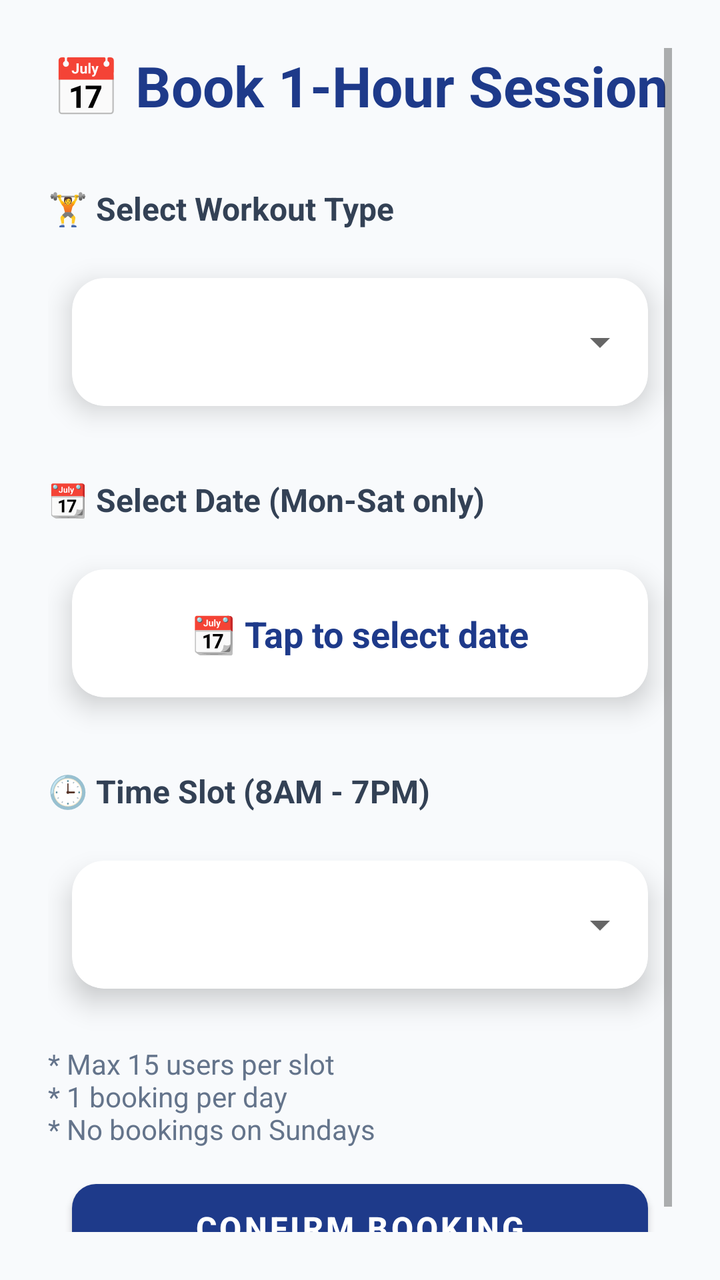
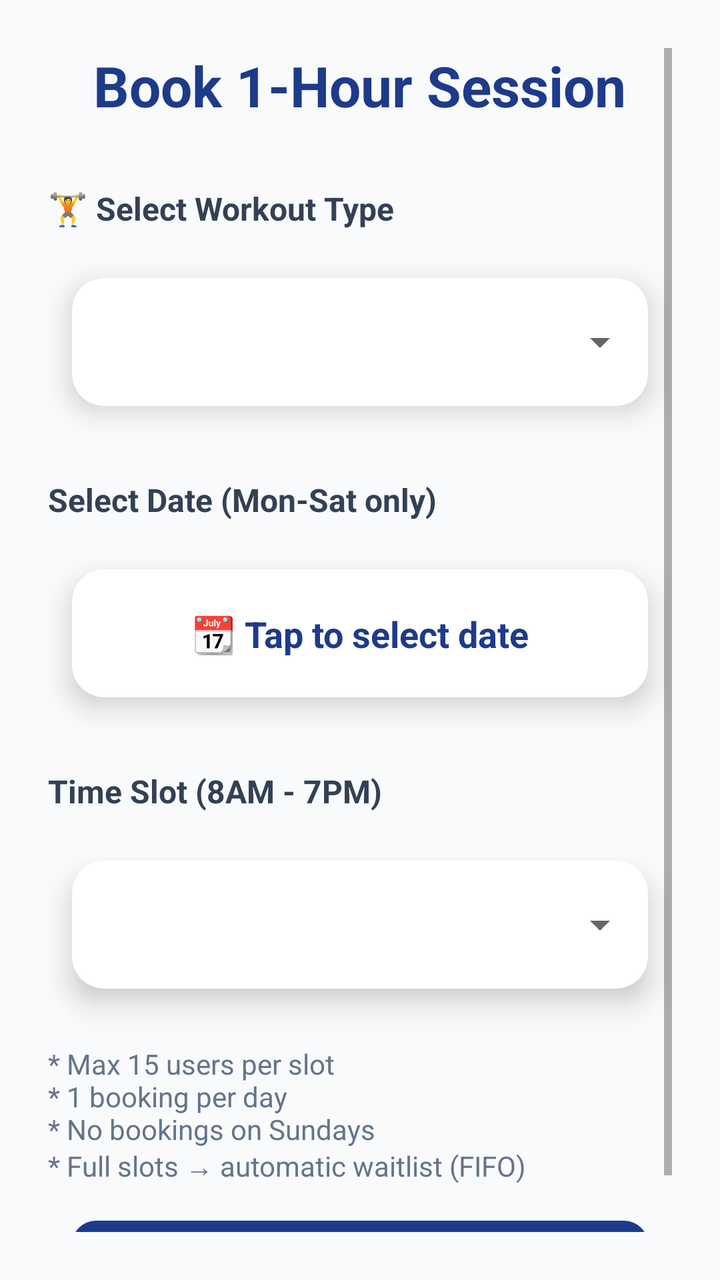

Before-and-after screenshots of an Android layout around one commit, followed by the original layout XML and the change that was made.
<!-- AndroidManifest.xml: application theme Theme.SpotterMobile -->
<!-- res/layout/activity_booking.xml -->
<?xml version="1.0" encoding="utf-8"?>
<ScrollView xmlns:android="http://schemas.android.com/apk/res/android"
    xmlns:app="http://schemas.android.com/apk/res-auto"
    android:layout_width="match_parent"
    android:layout_height="match_parent"
    android:background="@color/light_gray"
    android:padding="24dp">

    <LinearLayout
        android:layout_width="match_parent"
        android:layout_height="wrap_content"
        android:orientation="vertical">

        
        <TextView
            android:layout_width="wrap_content"
            android:layout_height="wrap_content"
            android:layout_gravity="center"
            android:layout_marginBottom="32dp"
            android:text="📅 Book 1-Hour Session"
            android:textColor="@color/primary_blue"
            android:textSize="28sp"
            android:textStyle="bold" />

        
        <TextView
            android:layout_width="wrap_content"
            android:layout_height="wrap_content"
            android:layout_marginBottom="12dp"
            android:text="🏋 Select Workout Type"
            android:textColor="@color/dark_gray"
            android:textSize="16sp"
            android:textStyle="bold" />

        
        <androidx.cardview.widget.CardView
            android:layout_width="match_parent"
            android:layout_height="wrap_content"
            style="@style/GymCard"
            app:cardBackgroundColor="@color/white">

            <Spinner
                android:id="@+id/spinnerWorkout"
                android:layout_width="match_parent"
                android:layout_height="64dp"
                android:padding="20dp" />

        </androidx.cardview.widget.CardView>

        
        <TextView
            android:layout_width="wrap_content"
            android:layout_height="wrap_content"
            android:layout_marginTop="24dp"
            android:layout_marginBottom="12dp"
            android:text="📆 Select Date (Mon-Sat only)"
            android:textColor="@color/dark_gray"
            android:textSize="16sp"
            android:textStyle="bold" />

        
        <androidx.cardview.widget.CardView
            android:id="@+id/cardDatePicker"
            android:layout_width="match_parent"
            android:layout_height="wrap_content"
            style="@style/GymCard"
            android:clickable="true"
            android:focusable="true"
            android:foreground="?attr/selectableItemBackground"
            app:cardBackgroundColor="@color/white">

            <TextView
                android:id="@+id/tvSelectedDate"
                android:layout_width="match_parent"
                android:layout_height="64dp"
                android:gravity="center"
                android:padding="20dp"
                android:text="📆 Tap to select date"
                android:textColor="@color/primary_blue"
                android:textSize="18sp"
                android:textStyle="bold"
                android:clickable="false"
                android:focusable="false" />

        </androidx.cardview.widget.CardView>

        
        <TextView
            android:layout_width="wrap_content"
            android:layout_height="wrap_content"
            android:layout_marginTop="24dp"
            android:layout_marginBottom="12dp"
            android:text="🕒 Time Slot (8AM - 7PM)"
            android:textColor="@color/dark_gray"
            android:textSize="16sp"
            android:textStyle="bold" />

        
        <androidx.cardview.widget.CardView
            android:layout_width="match_parent"
            android:layout_height="wrap_content"
            style="@style/GymCard"
            app:cardBackgroundColor="@color/white">

            <Spinner
                android:id="@+id/spinnerTime"
                android:layout_width="match_parent"
                android:layout_height="64dp"
                android:padding="20dp" />

        </androidx.cardview.widget.CardView>

        
        <TextView
            android:layout_width="wrap_content"
            android:layout_height="wrap_content"
            android:layout_marginTop="16dp"
            android:text="* Max 15 users per slot&#10;* 1 booking per day&#10;* No bookings on Sundays"
            android:textColor="@color/gray"
            android:textSize="14sp" />

        
        <Button
            android:id="@+id/btnConfirmBooking"
            style="@style/GymButton"
            android:layout_width="match_parent"
            android:layout_height="56dp"
            android:layout_marginTop="24dp"
            android:text="CONFIRM BOOKING" />

    </LinearLayout>
</ScrollView>
<!-- resources referenced by this layout -->
<resources>
  <color name="dark_gray">#334155</color>
  <color name="gray">#64748B</color>
  <color name="light_gray">#F8FAFC</color>
  <color name="primary_blue">#1E3A8A</color>
  <color name="white">#FFFFFF</color>
  <style name="GymButton" parent="Widget.MaterialComponents.Button">
        
          <item name="android:layout_margin">12dp</item>
          <item name="android:textSize">16sp</item>
          <item name="android:textStyle">bold</item>
          <item name="android:textColor">@color/white</item>
          <item name="backgroundTint">@color/primary_blue</item>
          <item name="cornerRadius">12dp</item>
          <item name="elevation">4dp</item>
      </style>
  <style name="GymCard" parent="Widget.MaterialComponents.CardView">
          <item name="cardCornerRadius">16dp</item>
          <item name="cardElevation">8dp</item>
          <item name="android:layout_margin">12dp</item>
      </style>
  <style name="Theme.SpotterMobile" parent="Theme.MaterialComponents.Light.NoActionBar">
          
          
          <item name="colorPrimary">@color/primary_blue</item>
          <item name="colorPrimaryVariant">@color/primary_blue_dark</item>
          <item name="colorOnPrimary">@color/white</item>
          <item name="colorSecondary">@color/gold</item>
          <item name="colorSecondaryVariant">@color/gold_dark</item>
          <item name="colorOnSecondary">@color/white</item>
          <item name="android:statusBarColor">@color/primary_blue_dark</item>
          <item name="colorSurface">@color/white</item>
  
          
          <item name="colorOnSurface">@color/dark_gray</item>
          <item name="colorOnBackground">@color/dark_gray</item>
          <item name="android:textColorHint">@color/gray</item>
          <item name="android:textColor">@color/dark_gray</item>
      </style>
  <color name="primary_blue_dark">#1E40AF</color>
  <color name="gold">#F59E0B</color>
  <color name="gold_dark">#D97706</color>
</resources>

<!-- the commit's change to res/layout/activity_booking.xml (unified diff, before → after) -->
@@ -17,7 +17,7 @@
             android:layout_height="wrap_content"
             android:layout_gravity="center"
             android:layout_marginBottom="32dp"
-            android:text="📅 Book 1-Hour Session"
+            android:text="Book 1-Hour Session"
             android:textColor="@color/primary_blue"
             android:textSize="28sp"
             android:textStyle="bold" />
@@ -53,7 +53,7 @@
             android:layout_height="wrap_content"
             android:layout_marginTop="24dp"
             android:layout_marginBottom="12dp"
-            android:text="📆 Select Date (Mon-Sat only)"
+            android:text="Select Date (Mon-Sat only)"
             android:textColor="@color/dark_gray"
             android:textSize="16sp"
             android:textStyle="bold" />
@@ -90,7 +90,7 @@
             android:layout_height="wrap_content"
             android:layout_marginTop="24dp"
             android:layout_marginBottom="12dp"
-            android:text="🕒 Time Slot (8AM - 7PM)"
+            android:text="Time Slot (8AM - 7PM)"
             android:textColor="@color/dark_gray"
             android:textSize="16sp"
             android:textStyle="bold" />
@@ -112,10 +112,22 @@
 
         
         <TextView
+            android:id="@+id/tvSlotStatus"
+            android:layout_width="match_parent"
+            android:layout_height="wrap_content"
+            android:layout_marginTop="10dp"
+            android:padding="12dp"
+            android:textSize="14sp"
+            android:textStyle="bold"
+            android:visibility="gone"
+            android:background="@android:color/transparent" />
+
+        
+        <TextView
             android:layout_width="wrap_content"
             android:layout_height="wrap_content"
             android:layout_marginTop="16dp"
-            android:text="* Max 15 users per slot&#10;* 1 booking per day&#10;* No bookings on Sundays"
+            android:text="* Max 15 users per slot&#10;* 1 booking per day&#10;* No bookings on Sundays&#10;* Full slots → automatic waitlist (FIFO)"
             android:textColor="@color/gray"
             android:textSize="14sp" />
 
